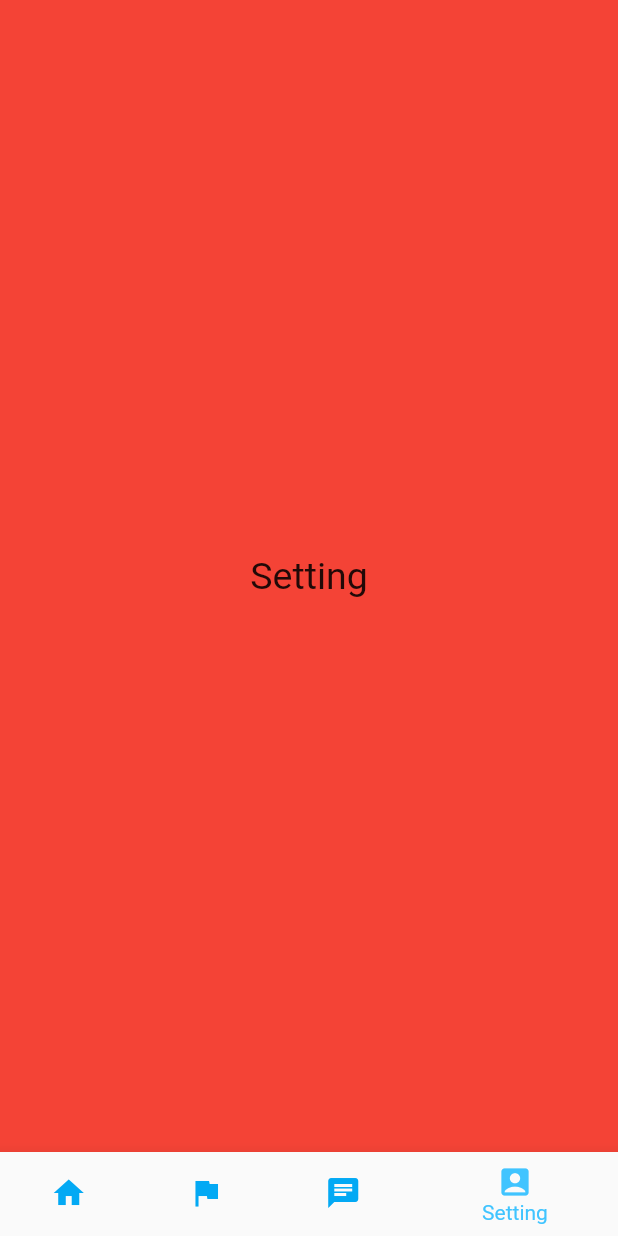
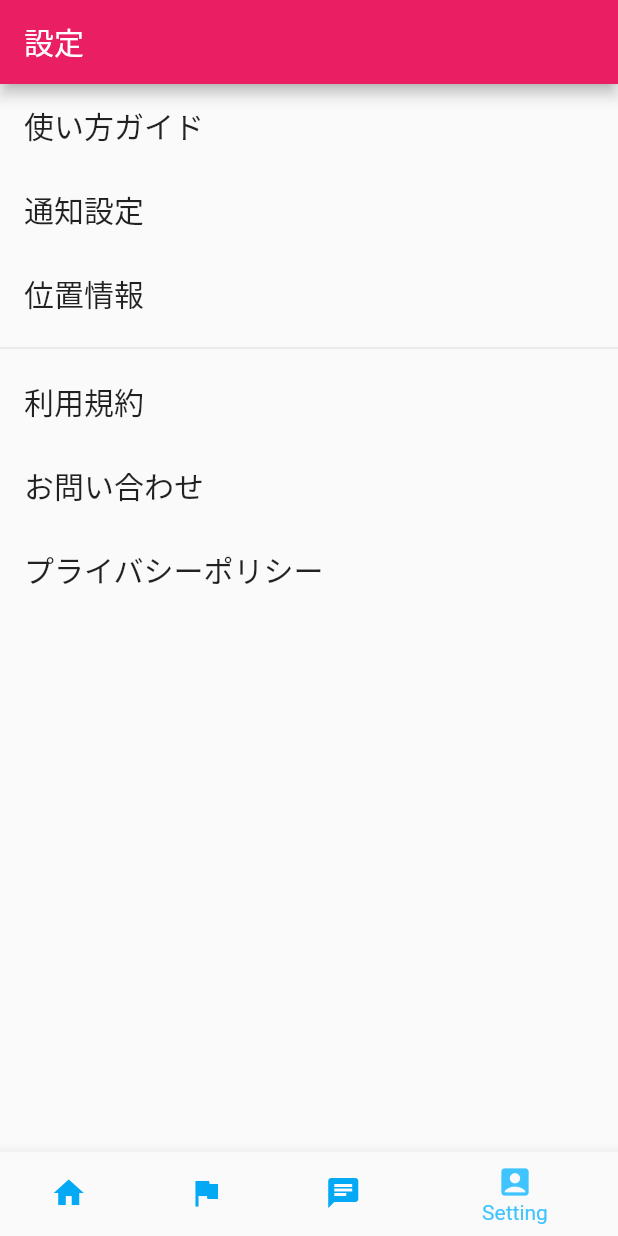
Before and after one commit to yun8686/Bouldering, a Flutter app: the screen it shows after launch, item 4 of the bottom bar chosen, on a phone screen of 412 x 824 dp. Run offline on Flutter 3.47's test engine with Material 2 defaults, Android fonts, the light colour scheme and no system bars; our stand-ins replace image_picker.

Commit message:
設定画面追加

```diff
--- a/lib/Setting/SettingWidget.dart
+++ b/lib/Setting/SettingWidget.dart
@@ -1,25 +1,47 @@
-import 'dart:io';
 
+import 'package:bouldering_sns/Setting/HowToUseWidget.dart';
 import 'package:flutter/material.dart';
 
 class SettingWidget extends StatelessWidget {
-  Color color = Colors.red;
+  Color color = Colors.white;
   String title = "Setting";
 
   SettingWidget({Key key}) : super(key: key);
 
   @override
   Widget build(BuildContext context) {
-    return Container(
-      color: color,
-      child: Center(
-        child: Text(
-          title,
-          style: TextStyle(
-            fontSize: 25,
-          ),
-        ),
+    return Scaffold(
+      appBar: AppBar(
+        title: const Text('設定'),
       ),
+      body: _buildList(context),
     );
   }
+
+  //TODO: 各ウィジェット作る
+  Widget _buildList(BuildContext context) => ListView(
+    children: [
+      _tile('使い方ガイド', context, new HowToUseWidget()),
+      _tile('通知設定', context, new HowToUseWidget()),
+      _tile('位置情報', context, new HowToUseWidget()),
+      Divider(),
+      _tile('利用規約', context, new HowToUseWidget()),
+      _tile('お問い合わせ', context, new HowToUseWidget()),
+      _tile('プライバシーポリシー', context, new HowToUseWidget()),
+    ],
+  );
+
+  ListTile _tile(String title,BuildContext context, Widget widget) => ListTile(
+    title: Text(title,
+        style: TextStyle(
+          fontWeight: FontWeight.w500,
+          fontSize: 20,
+        )),
+    onTap: (){
+      Navigator.push(context,
+          new MaterialPageRoute<Null>(
+            builder: (BuildContext context) => widget,
+          ));
+    },
+  );
 }
```
Also changed, not shown: lib/Setting/HowToUseWidget.dart (added, +19 -0 lines).
